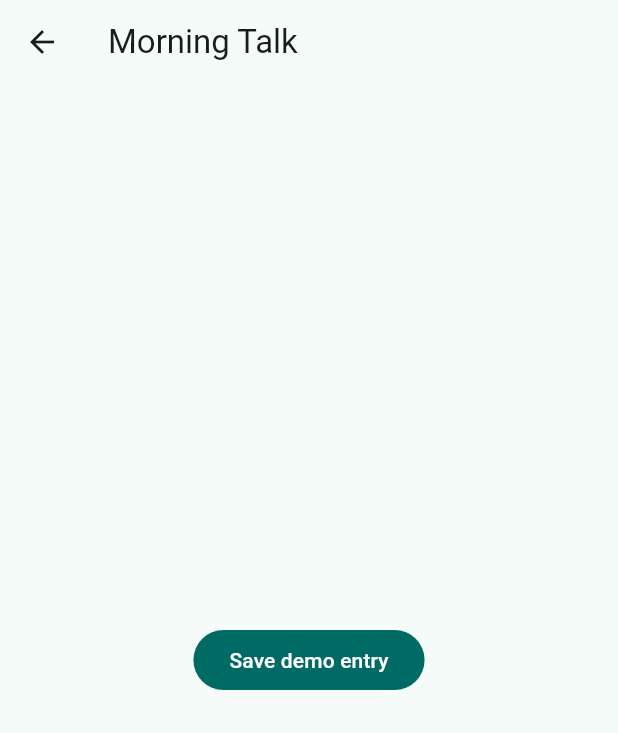
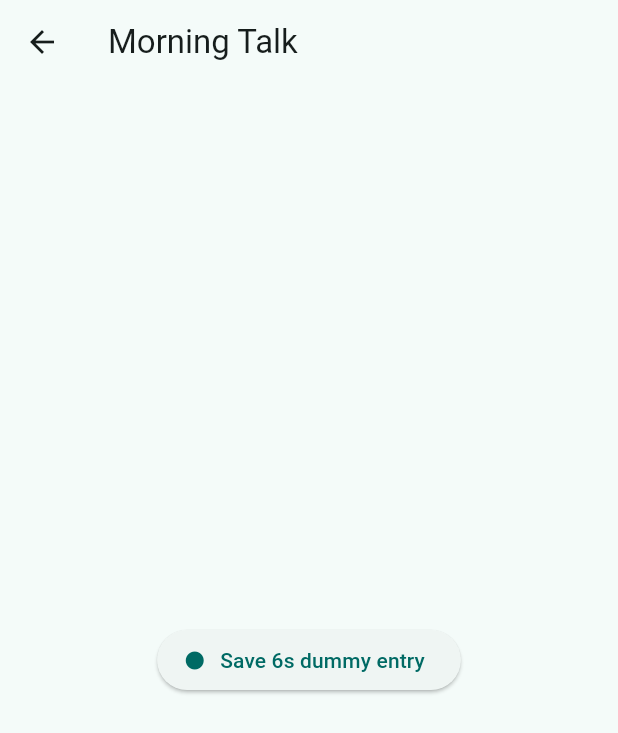
Before and after one commit to tdulman/mirrortalk_mvp, a Flutter app: the screen it shows after launch, after a tap on "Morning Talk", on a phone screen of 412 x 824 dp. Shown: the top 733 px of the screen. Run offline on Flutter 3.47's test engine with Material 3 defaults, Android fonts, the light colour scheme and no system bars; our stand-ins replace share_plus, shared_preferences, speech_to_text.

Commit message:
Clean model/storage & journal/record screens (single RecordType source)

```diff
--- a/lib/models/entry.dart
+++ b/lib/models/entry.dart
@@ -1,37 +1,10 @@
 // lib/models/entry.dart
 import 'dart:convert';
 
+/// Sabah / akşam kayıt tipi
 enum RecordType { morning, evening }
 
-class DaySummary {
-  final List<String> goals;        // 3 sabah hedefi
-  final List<bool> eveningChecks;  // 3 akşam tik
-
-  DaySummary({
-    required this.goals,
-    required this.eveningChecks,
-  });
-
-  DaySummary copyWith({
-    List<String>? goals,
-    List<bool>? eveningChecks,
-  }) =>
-      DaySummary(
-        goals: goals ?? this.goals,
-        eveningChecks: eveningChecks ?? this.eveningChecks,
-      );
-
-  Map<String, dynamic> toJson() => {
-        'goals': goals,
-        'checks': eveningChecks,
-      };
-
-  factory DaySummary.fromJson(Map<String, dynamic> m) => DaySummary(
-        goals: (m['goals'] as List?)?.cast<String>() ?? ['', '', ''],
-        eveningChecks: (m['checks'] as List?)?.cast<bool>() ?? [false, false, false],
-      );
-}
-
+/// Tek bir konuşma kaydı
 class Entry {
   final String id;
   final RecordType type;
@@ -41,10 +14,7 @@ class Entry {
   final List<String> tags;
   final String? videoPath;
 
-  /// Yeni: o güne ait özet
-  final DaySummary? summary;
-
-  Entry({
+  const Entry({
     required this.id,
     required this.type,
     required this.createdAt,
@@ -52,7 +22,6 @@ class Entry {
     this.transcript,
     this.tags = const [],
     this.videoPath,
-    this.summary,
   });
 
   Entry copyWith({
@@ -63,9 +32,8 @@ class Entry {
     String? transcript,
     List<String>? tags,
     String? videoPath,
-    DaySummary? summary,
-  }) =>
-      Entry(
+  }) {
+    return Entry(
       id: id ?? this.id,
       type: type ?? this.type,
       createdAt: createdAt ?? this.createdAt,
@@ -73,38 +41,37 @@ class Entry {
       transcript: transcript ?? this.transcript,
       tags: tags ?? this.tags,
       videoPath: videoPath ?? this.videoPath,
-        summary: summary ?? this.summary,
     );
+  }
 
   Map<String, dynamic> toJson() => {
         'id': id,
-        'type': type.name,
+        'type': type.name, // morning / evening
         'createdAt': createdAt.toIso8601String(),
         'durationSec': durationSec,
         'transcript': transcript,
         'tags': tags,
         'videoPath': videoPath,
-        'summary': summary == null ? null : summary!.toJson(),
       };
 
-  factory Entry.fromJson(Map<String, dynamic> m) => Entry(
+  static Entry fromJson(Map<String, dynamic> m) => Entry(
         id: m['id'] as String,
-        type: (m['type'] as String) == 'evening' ? RecordType.evening : RecordType.morning,
-        createdAt: DateTime.tryParse(m['createdAt'] as String? ?? '') ?? DateTime.now(),
-        durationSec: (m['durationSec'] as num? ?? 0).toInt(),
+        type: (m['type'] as String) == 'evening'
+            ? RecordType.evening
+            : RecordType.morning,
+        createdAt: DateTime.parse(m['createdAt'] as String),
+        durationSec: (m['durationSec'] as num).toInt(),
         transcript: m['transcript'] as String?,
-        tags: (m['tags'] as List?)?.cast<String>() ?? const [],
+        tags: (m['tags'] as List?)?.map((e) => e.toString()).toList() ?? const [],
         videoPath: m['videoPath'] as String?,
-        summary: (m['summary'] is Map<String, dynamic>)
-            ? DaySummary.fromJson(m['summary'] as Map<String, dynamic>)
-            : null,
       );
 
+  /// Yardımcı: List<Entry> ↔ JSON
   static String encodeList(List<Entry> items) =>
       jsonEncode(items.map((e) => e.toJson()).toList());
 
   static List<Entry> decodeList(String txt) {
-    final raw = (jsonDecode(txt) as List).cast<Map>().cast<Map<String, dynamic>>();
-    return raw.map((m) => Entry.fromJson(m)).toList();
+    final raw = jsonDecode(txt) as List<dynamic>;
+    return raw.map((e) => Entry.fromJson(e as Map<String, dynamic>)).toList();
   }
 }
--- a/lib/screens/journal_screen.dart
+++ b/lib/screens/journal_screen.dart
@@ -1,11 +1,11 @@
 // lib/screens/journal_screen.dart
 import 'package:flutter/material.dart';
+import 'package:intl/intl.dart';
+import '../models/entry.dart';
+import '../services/storage_service.dart';
+import 'record_screen.dart';
 
-import '../models/entry.dart';                 // Entry ve RecordType
-import '../services/storage_service.dart';     // StorageService
-import 'record_screen.dart';                   // RecordScreen
-
-enum Range { today, week, month, all }
+enum FilterRange { today, week, month, all }
 
 class JournalScreen extends StatefulWidget {
   const JournalScreen({super.key});
@@ -15,9 +15,9 @@ class JournalScreen extends StatefulWidget {
 }
 
 class _JournalScreenState extends State<JournalScreen> {
-  Range _range = Range.today;
+  FilterRange _range = FilterRange.today;
+  List<Entry> _all = [];
   bool _loading = true;
-  List<Entry> _all = [];
 
   @override
   void initState() {
@@ -26,212 +26,93 @@ class _JournalScreenState extends State<JournalScreen> {
   }
 
   Future<void> _load() async {
-    try {
-      final items = await StorageService.loadEntries();
-      if (!mounted) return;
-      setState(() {
-        _all = items..sort((a, b) => b.createdAt.compareTo(a.createdAt));
-        _loading = false;
-      });
-    } catch (_) {
-      if (!mounted) return;
-      setState(() => _loading = false);
-    }
+    setState(() => _loading = true);
+    final items = await StorageService.loadEntries();
+    setState(() {
+      _all = items;
+      _loading = false;
+    });
   }
 
-  List<Entry> get _filtered {
+  List<Entry> _filtered() {
     final now = DateTime.now();
-    final startOfToday = DateTime(now.year, now.month, now.day);
+    DateTime start;
     switch (_range) {
-      case Range.today:
-        return _all.where((e) =>
-            e.createdAt.year == now.year &&
-            e.createdAt.month == now.month &&
-            e.createdAt.day == now.day).toList();
-      case Range.week:
-        final startOfWeek =
-            startOfToday.subtract(Duration(days: startOfToday.weekday - 1)); // Pazartesi
-        return _all.where((e) => !e.createdAt.isBefore(startOfWeek)).toList();
-      case Range.month:
-        return _all
-            .where((e) => e.createdAt.year == now.year && e.createdAt.month == now.month)
-            .toList();
-      case Range.all:
+      case FilterRange.today:
+        start = DateTime(now.year, now.month, now.day);
+        break;
+      case FilterRange.week:
+        final weekday = now.weekday; // Mon=1..Sun=7
+        start = DateTime(now.year, now.month, now.day).subtract(
+          Duration(days: weekday - 1),
+        );
+        break;
+      case FilterRange.month:
+        start = DateTime(now.year, now.month, 1);
+        break;
+      case FilterRange.all:
         return _all;
     }
-  }
-
-  IconData _iconFor(RecordType t) =>
-      t == RecordType.morning ? Icons.wb_sunny_outlined : Icons.nightlight_round;
-
-  String _fmt(DateTime d) {
-    final y = d.year.toString().padLeft(4, '0');
-    final m = d.month.toString().padLeft(2, '0');
-    final day = d.day.toString().padLeft(2, '0');
-    final hh = d.hour.toString().padLeft(2, '0');
-    final mm = d.minute.toString().padLeft(2, '0');
-    return '$y-$m-$day $hh:$mm';
+    return _all.where((e) => e.createdAt.isAfter(start)).toList();
   }
 
   Future<void> _delete(String id) async {
     await StorageService.deleteById(id);
-    _load();
+    await _load();
   }
 
-  @override
-  Widget build(BuildContext context) {
-    final entries = _filtered;
-    final bottomPad = MediaQuery.of(context).viewInsets.bottom + 16;
-
-    return Scaffold(
-      resizeToAvoidBottomInset: true,
-      appBar: AppBar(
-        title: const Text('MirrorTalk'),
-        actions: [
-          IconButton(
-            icon: const Icon(Icons.settings),
-            onPressed: () {
-              ScaffoldMessenger.of(context).showSnackBar(
-                const SnackBar(content: Text('Settings coming soon')),
-              );
-            },
-          ),
-        ],
-      ),
-
-      body: _loading
-          ? const Center(child: CircularProgressIndicator())
-          : ListView.separated(
-              padding: EdgeInsets.fromLTRB(16, 12, 16, bottomPad),
-              itemCount: _listItemCount(entries.length),
-              separatorBuilder: (_, __) => const SizedBox(height: 8),
-              itemBuilder: (context, index) => _buildListItem(context, index, entries),
-            ),
-
-      bottomNavigationBar: SafeArea(
-        top: false,
-        child: Padding(
-          padding: const EdgeInsets.fromLTRB(16, 8, 16, 16),
-          child: Row(
-            children: [
-              Expanded(
-                child: FilledButton.icon(
-                  onPressed: () {
-                    Navigator.push(
-                      context,
-                      MaterialPageRoute(
-                        builder: (_) => const RecordScreen(type: RecordType.morning),
-                      ),
-                    ).then((_) => _load());
-                  },
-                  icon: const Icon(Icons.wb_sunny_outlined),
-                  label: const Text('Morning Talk'),
-                ),
-              ),
-              const SizedBox(width: 12),
-              Expanded(
-                child: FilledButton.tonalIcon(
-                  onPressed: () {
-                    Navigator.push(
-                      context,
-                      MaterialPageRoute(
-                        builder: (_) => const RecordScreen(type: RecordType.evening),
-                      ),
-                    ).then((_) => _load());
-                  },
-                  icon: const Icon(Icons.nightlight_round),
-                  label: const Text('Evening Talk'),
-                ),
-              ),
-            ],
-          ),
-        ),
-      ),
+  Future<void> _openRecord(RecordType type) async {
+    final changed = await Navigator.of(context).push<bool>(
+      MaterialPageRoute(builder: (_) => RecordScreen(type: type)),
     );
+    if (changed == true) _load();
   }
 
-  // --- ListView öğe üretimi ---
-
-  int _listItemCount(int entryCount) {
-    // 1: filtre çubukları
-    // +1: eğer Range.today ise Today Summary kartı
-    // +entryCount: kayıtlar
-    return 1 + (_range == Range.today ? 1 : 0) + entryCount;
-  }
-
-  Widget _buildListItem(BuildContext context, int index, List<Entry> entries) {
-    int cursor = 0;
-
-    // 0 -> filtreler
-    if (index == cursor) return _filters();
-    cursor++;
-
-    // (opsiyonel) Today Summary kartı
-    if (_range == Range.today) {
-      if (index == cursor) return _todaySummaryCard();
-      cursor++;
+  Widget _filterChips() {
+    ChoiceChip chip(FilterRange r, String label) {
+      return ChoiceChip(
+        label: Text(label),
+        selected: _range == r,
+        onSelected: (_) => setState(() => _range = r),
+      );
     }
 
-    // kayıtlar
-    final e = entries[index - cursor];
-    return Card(
-      child: ListTile(
-        leading: Icon(_iconFor(e.type)),
-        title: Text('${e.type.name.toUpperCase()} • ${e.durationSec}s'),
-        subtitle: Text(_fmt(e.createdAt)),
-        trailing: IconButton(
-          icon: const Icon(Icons.delete_outline),
-          onPressed: () => _delete(e.id),
-        ),
-        onTap: () {},
-      ),
-    );
-  }
-
-  // --- yardımcı widgetlar ---
-
-  Widget _filters() {
     return Wrap(
       spacing: 12,
-      runSpacing: 8,
       children: [
-        _chip('Today', Range.today),
-        _chip('This Week', Range.week),
-        _chip('This Month', Range.month),
-        _chip('All', Range.all),
+        chip(FilterRange.today, 'Today'),
+        chip(FilterRange.week, 'This Week'),
+        chip(FilterRange.month, 'This Month'),
+        chip(FilterRange.all, 'All'),
       ],
     );
   }
 
-  Widget _chip(String label, Range r) {
-    return ChoiceChip(
-      label: Text(label),
-      selected: _range == r,
-      onSelected: (_) => setState(() => _range = r),
-    );
-  }
-
   Widget _todaySummaryCard() {
-    final title = 'Today Summary – ${_fmt(DateTime.now())}';
+    if (_range != FilterRange.today) return const SizedBox.shrink();
     return Card(
+      margin: const EdgeInsets.symmetric(vertical: 12),
       child: Padding(
         padding: const EdgeInsets.all(16),
         child: Column(
           crossAxisAlignment: CrossAxisAlignment.start,
           children: [
-            Text(title, style: Theme.of(context).textTheme.titleMedium),
+            Text(
+              'Today Summary – ${DateFormat('EEEE, MMM d').format(DateTime.now())}',
+              style: Theme.of(context).textTheme.titleMedium,
+            ),
             const SizedBox(height: 12),
-            Text('Morning Goals', style: Theme.of(context).textTheme.labelLarge),
+            Text('Morning Goals', style: Theme.of(context).textTheme.titleSmall),
             const SizedBox(height: 8),
             const _GoalField(hint: 'Goal 1'),
             const _GoalField(hint: 'Goal 2'),
             const _GoalField(hint: 'Goal 3'),
-            const SizedBox(height: 12),
-            Text('Evening Check', style: Theme.of(context).textTheme.labelLarge),
+            const SizedBox(height: 16),
+            Text('Evening Check', style: Theme.of(context).textTheme.titleSmall),
             const SizedBox(height: 8),
-            const _CheckRow('Completed goal 1'),
-            const _CheckRow('Completed goal 2'),
-            const _CheckRow('Completed goal 3'),
+            const _CheckRow(label: 'Completed goal 1'),
+            const _CheckRow(label: 'Completed goal 2'),
+            const _CheckRow(label: 'Completed goal 3'),
             const SizedBox(height: 12),
             Align(
               alignment: Alignment.centerRight,
@@ -249,44 +130,133 @@ class _JournalScreenState extends State<JournalScreen> {
       ),
     );
   }
-}
-
-class _GoalField extends StatelessWidget {
-  final String hint;
-  const _GoalField({required this.hint});
 
   @override
   Widget build(BuildContext context) {
-    return Padding(
-      padding: const EdgeInsets.only(bottom: 8),
-      child: TextField(
-        decoration: InputDecoration(
-          hintText: hint,
-          border: const UnderlineInputBorder(),
+    final list = _filtered();
+
+    return Scaffold(
+      appBar: AppBar(
+        title: const Text('MirrorTalk'),
+        actions: [
+          IconButton(
+            icon: const Icon(Icons.settings),
+            onPressed: () {},
+          )
+        ],
+      ),
+      body: SafeArea(
+        child: _loading
+            ? const Center(child: CircularProgressIndicator())
+            : RefreshIndicator(
+                onRefresh: _load,
+                child: ListView(
+                  padding: const EdgeInsets.fromLTRB(16, 12, 16, 100),
+                  children: [
+                    _filterChips(),
+                    _todaySummaryCard(),
+                    const SizedBox(height: 8),
+                    if (list.isNotEmpty)
+                      Text(
+                        _range == FilterRange.all
+                            ? 'Since ${DateFormat('yMMMd').format(list.last.createdAt)}'
+                            : DateFormat('yMMMM').format(DateTime.now()),
+                        style: Theme.of(context)
+                            .textTheme
+                            .labelLarge
+                            ?.copyWith(color: Colors.black54),
+                      ),
+                    const SizedBox(height: 6),
+                    ...list.map((e) => _EntryTile(
+                          entry: e,
+                          onDelete: () => _delete(e.id),
+                        )),
+                  ],
+                ),
+              ),
+      ),
+      bottomNavigationBar: SafeArea(
+        child: Padding(
+          padding: const EdgeInsets.fromLTRB(16, 8, 16, 16),
+          child: Row(
+            children: [
+              Expanded(
+                child: FilledButton.icon(
+                  onPressed: () => _openRecord(RecordType.morning),
+                  icon: const Icon(Icons.wb_sunny_outlined),
+                  label: const Text('Morning Talk'),
+                ),
+              ),
+              const SizedBox(width: 12),
+              Expanded(
+                child: FilledButton.tonalIcon(
+                  onPressed: () => _openRecord(RecordType.evening),
+                  icon: const Icon(Icons.nightlight_round),
+                  label: const Text('Evening Talk'),
+                ),
+              ),
+            ],
+          ),
         ),
       ),
     );
   }
 }
 
+class _EntryTile extends StatelessWidget {
+  final Entry entry;
+  final VoidCallback onDelete;
+  const _EntryTile({required this.entry, required this.onDelete});
+
+  @override
+  Widget build(BuildContext context) {
+    final icon = entry.type == RecordType.morning
+        ? Icons.wb_sunny_outlined
+        : Icons.nightlight_round;
+    final when = DateFormat('EEE, MMM d – HH:mm').format(entry.createdAt);
+
+    return Card(
+      child: ListTile(
+        leading: Icon(icon),
+        title: Text('${entry.type.name.toUpperCase()} · ${entry.durationSec}s'),
+        subtitle: Text(when),
+        trailing: IconButton(
+          icon: const Icon(Icons.delete_outline),
+          onPressed: onDelete,
+        ),
+      ),
+    );
+  }
+}
+
+class _GoalField extends StatelessWidget {
+  final String hint;
+  const _GoalField({required this.hint});
+  @override
+  Widget build(BuildContext context) {
+    return TextField(
+      decoration: InputDecoration(hintText: hint),
+    );
+    }
+}
+
 class _CheckRow extends StatefulWidget {
   final String label;
-  const _CheckRow(this.label);
-
+  const _CheckRow({required this.label});
   @override
   State<_CheckRow> createState() => _CheckRowState();
 }
 
 class _CheckRowState extends State<_CheckRow> {
   bool v = false;
-
   @override
   Widget build(BuildContext context) {
-    return Row(
-      children: [
-        Expanded(child: Text(widget.label)),
-        Checkbox(value: v, onChanged: (b) => setState(() => v = b ?? false)),
-      ],
+    return CheckboxListTile(
+      value: v,
+      onChanged: (x) => setState(() => v = x ?? false),
+      title: Text(widget.label),
+      dense: true,
+      controlAffinity: ListTileControlAffinity.trailing,
     );
   }
 }
--- a/lib/screens/record_screen.dart
+++ b/lib/screens/record_screen.dart
@@ -1,9 +1,11 @@
 // lib/screens/record_screen.dart
 import 'package:flutter/material.dart';
-
+import 'package:uuid/uuid.dart';
 import '../models/entry.dart';
 import '../services/storage_service.dart';
 
+/// Basit kayıt ekranı (kamera yok) – dummy bir kayıt ekler.
+/// AppBar başlığındaki tipe göre (sabah/akşam) kaydeder.
 class RecordScreen extends StatefulWidget {
   final RecordType type;
   const RecordScreen({super.key, required this.type});
@@ -15,37 +17,40 @@ class RecordScreen extends StatefulWidget {
 class _RecordScreenState extends State<RecordScreen> {
   bool _saving = false;
 
-  Future<void> _saveFakeEntry() async {
+  Future<void> _saveDummy() async {
     setState(() => _saving = true);
-    // Basit bir demo kaydı oluşturuyoruz (gerçek kayıt yerine)
-    final id = DateTime.now().millisecondsSinceEpoch.toString();
     final e = Entry(
-      id: id,
+      id: const Uuid().v4(),
       type: widget.type,
       createdAt: DateTime.now(),
-      durationSec: 6, // örnek
-      transcript: null,
+      durationSec: 6,
+      transcript: '',
       tags: const [],
       videoPath: null,
     );
     await StorageService.upsert(e);
     if (mounted) {
-      Navigator.pop(context, true); // Listeyi yenilemek için true dön
+      setState(() => _saving = false);
+      ScaffoldMessenger.of(context).showSnackBar(
+        SnackBar(content: Text('${widget.type.name} added')),
+      );
+      Navigator.of(context).pop(true);
     }
   }
 
   @override
   Widget build(BuildContext context) {
-    final title = widget.type == RecordType.morning ? 'Morning Talk' : 'Evening Talk';
+    final title = widget.type == RecordType.morning
+        ? 'Morning Talk'
+        : 'Evening Talk';
     return Scaffold(
       appBar: AppBar(title: Text(title)),
       body: Center(
-        child: _saving
-            ? const CircularProgressIndicator()
-            : FilledButton(
-                onPressed: _saveFakeEntry,
-                child: const Text('Save demo entry'),
-              ),
+        child: ElevatedButton.icon(
+          onPressed: _saving ? null : _saveDummy,
+          icon: const Icon(Icons.fiber_manual_record),
+          label: Text(_saving ? 'Saving...' : 'Save 6s dummy entry'),
+        ),
       ),
     );
   }
--- a/lib/services/storage_service.dart
+++ b/lib/services/storage_service.dart
@@ -4,21 +4,22 @@ import 'package:path_provider/path_provider.dart';
 import '../models/entry.dart';
 
 class StorageService {
-  static const _fileName = 'mirrortalk_entries.json';
-
   static Future<File> _file() async {
     final dir = await getApplicationDocumentsDirectory();
-    return File('${dir.path}/$_fileName');
+    return File('${dir.path}/mirrortalk_entries.json');
   }
 
+  /// Tüm girişleri oku (yoksa boş liste)
   static Future<List<Entry>> loadEntries() async {
     try {
       final f = await _file();
       if (!await f.exists()) return [];
       final txt = await f.readAsString();
       if (txt.trim().isEmpty) return [];
-      return Entry.decodeList(txt)
-        ..sort((a, b) => b.createdAt.compareTo(a.createdAt));
+      final items = Entry.decodeList(txt);
+      // yeniler üstte
+      items.sort((a, b) => b.createdAt.compareTo(a.createdAt));
+      return items;
     } catch (_) {
       return [];
     }
@@ -26,9 +27,10 @@ class StorageService {
 
   static Future<void> _saveAll(List<Entry> items) async {
     final f = await _file();
-    await f.writeAsString(Entry.encodeList(items));
+    await f.writeAsString(Entry.encodeList(items), flush: true);
   }
 
+  /// Varsa günceller, yoksa ekler
   static Future<void> upsert(Entry e) async {
     final items = await loadEntries();
     final idx = items.indexWhere((x) => x.id == e.id);
@@ -45,18 +47,4 @@ class StorageService {
     items.removeWhere((e) => e.id == id);
     await _saveAll(items);
   }
-
-  /// Belirli bir tarih (yyyy-MM-dd) için en son Entry (sabah/akşam fark etmez)
-  static Future<Entry?> findByDay(DateTime dayUtc) async {
-    final items = await loadEntries();
-    final key = _dayKey(dayUtc);
-    for (final e in items) {
-      if (_dayKey(e.createdAt.toUtc()) == key) {
-        return e;
-      }
-    }
-    return null;
-  }
-
-  static String _dayKey(DateTime d) => '${d.year}-${d.month}-${d.day}';
 }
```
Lines whose indentation alone changed are shown as unchanged.
